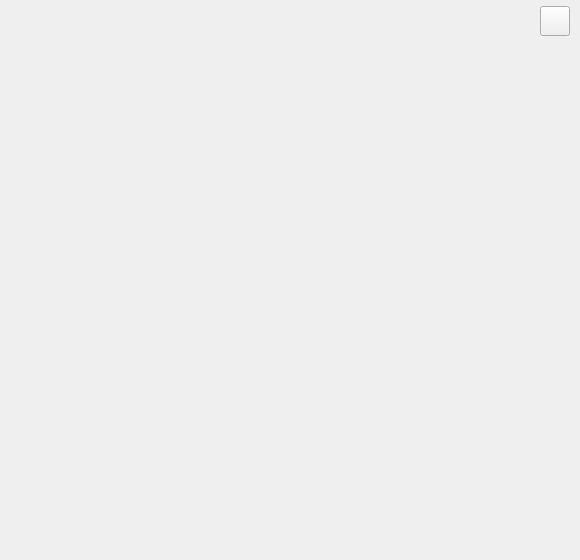
Before: the Qt Designer form src/citycollectionwidget.ui in UbuntuKylin/indicator-china-weather, drawn with Qt 5.
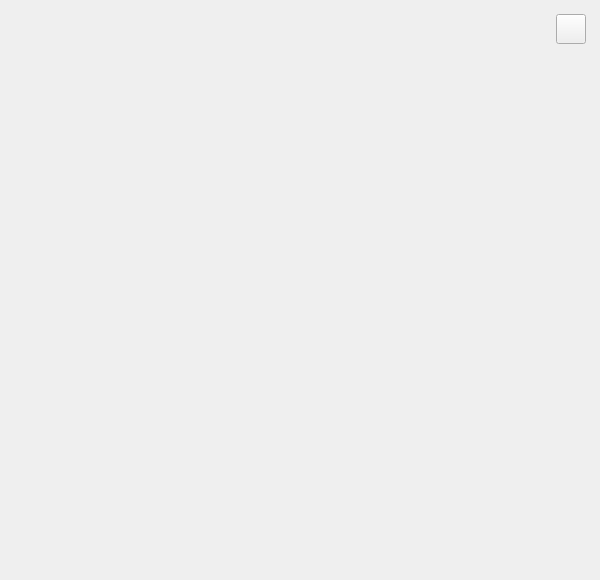
After: the same form once the commit is applied.

Diff of the .ui file:
```diff
--- a/src/citycollectionwidget.ui
+++ b/src/citycollectionwidget.ui
@@ -6,8 +6,8 @@
    <rect>
     <x>0</x>
     <y>0</y>
-    <width>580</width>
-    <height>560</height>
+    <width>600</width>
+    <height>580</height>
    </rect>
   </property>
   <property name="windowTitle">
@@ -16,10 +16,10 @@
   <widget class="QLabel" name="lbLeftUpIcon">
    <property name="geometry">
     <rect>
-     <x>11</x>
-     <y>15</y>
-     <width>16</width>
-     <height>16</height>
+     <x>21</x>
+     <y>25</y>
+     <width>17</width>
+     <height>17</height>
     </rect>
    </property>
    <property name="text">
@@ -29,8 +29,8 @@
   <widget class="QLabel" name="lbLeftUpTitle">
    <property name="geometry">
     <rect>
-     <x>35</x>
-     <y>14</y>
+     <x>46</x>
+     <y>24</y>
      <width>56</width>
      <height>17</height>
     </rect>
@@ -42,8 +42,8 @@
   <widget class="QPushButton" name="btnCancel">
    <property name="geometry">
     <rect>
-     <x>540</x>
-     <y>6</y>
+     <x>556</x>
+     <y>14</y>
      <width>30</width>
      <height>30</height>
     </rect>
@@ -55,8 +55,8 @@
   <widget class="QLabel" name="lbCityCurrent">
    <property name="geometry">
     <rect>
-     <x>35</x>
-     <y>66</y>
+     <x>45</x>
+     <y>76</y>
      <width>72</width>
      <height>17</height>
     </rect>
@@ -68,8 +68,8 @@
   <widget class="QLabel" name="lbCityCollect">
    <property name="geometry">
     <rect>
-     <x>35</x>
-     <y>213</y>
+     <x>45</x>
+     <y>223</y>
      <width>72</width>
      <height>19</height>
     </rect>
@@ -81,8 +81,8 @@
   <widget class="QLabel" name="lbCityCount">
    <property name="geometry">
     <rect>
-     <x>516</x>
-     <y>221</y>
+     <x>526</x>
+     <y>231</y>
      <width>19</width>
      <height>11</height>
     </rect>
@@ -94,8 +94,8 @@
   <widget class="QWidget" name="backwidget" native="true">
    <property name="geometry">
     <rect>
-     <x>0</x>
-     <y>0</y>
+     <x>10</x>
+     <y>10</y>
      <width>580</width>
      <height>560</height>
     </rect>
```
